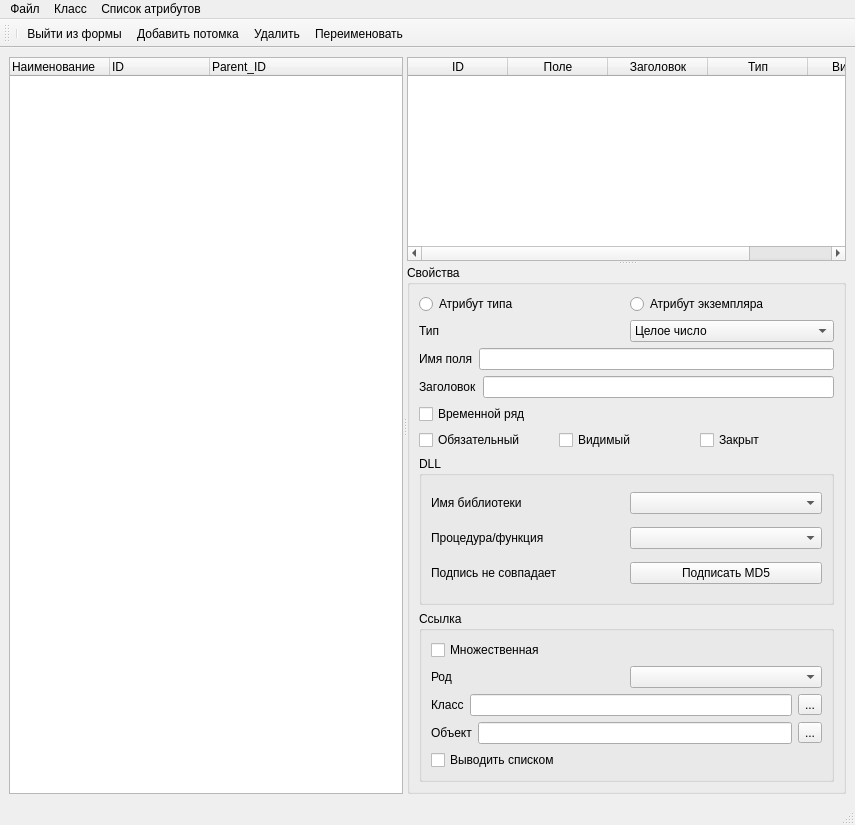
First picture: the form in EidosStudio/es_mainwindow.ui, repository VladisGol/platon-accs, before the edit.
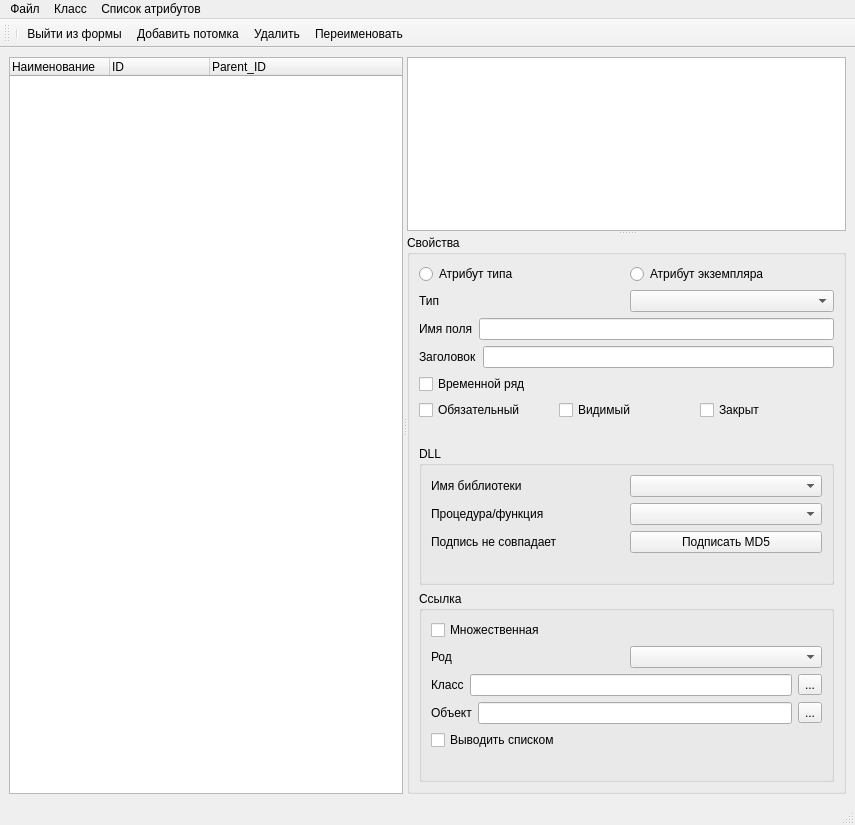
Second picture: the form after the edit. Icons and pictures are not drawn. Custom widgets are drawn as their Qt base class.

```diff
--- a/EidosStudio/es_mainwindow.ui
+++ b/EidosStudio/es_mainwindow.ui
@@ -53,33 +53,7 @@
        <property name="orientation">
         <enum>Qt::Vertical</enum>
        </property>
-       <widget class="QTableWidget" name="tableWidget_EAs">
-        <column>
-         <property name="text">
-          <string>ID</string>
-         </property>
-        </column>
-        <column>
-         <property name="text">
-          <string>Поле</string>
-         </property>
-        </column>
-        <column>
-         <property name="text">
-          <string>Заголовок</string>
-         </property>
-        </column>
-        <column>
-         <property name="text">
-          <string>Тип</string>
-         </property>
-        </column>
-        <column>
-         <property name="text">
-          <string>Видимый</string>
-         </property>
-        </column>
-       </widget>
+       <widget class="QTableWidget" name="tableWidget_EAs"/>
        <widget class="QGroupBox" name="groupBox">
         <property name="title">
          <string>Свойства</string>
@@ -114,41 +88,6 @@
            </item>
            <item>
             <widget class="QComboBox" name="comboBox_Type">
-             <item>
-              <property name="text">
-               <string>Целое число</string>
-              </property>
-             </item>
-             <item>
-              <property name="text">
-               <string>Логическое</string>
-              </property>
-             </item>
-             <item>
-              <property name="text">
-               <string>Вещественное</string>
-              </property>
-             </item>
-             <item>
-              <property name="text">
-               <string>Дата-время</string>
-              </property>
-             </item>
-             <item>
-              <property name="text">
-               <string>DLL библиотека</string>
-              </property>
-             </item>
-             <item>
-              <property name="text">
-               <string>Ссылка на тип</string>
-              </property>
-             </item>
-             <item>
-              <property name="text">
-               <string>Ссылка на экземпляр</string>
-              </property>
-             </item>
              <item>
               <property name="text">
                <string/>
@@ -218,6 +157,19 @@
            </item>
           </layout>
          </item>
+         <item>
+          <spacer name="verticalSpacer_2">
+           <property name="orientation">
+            <enum>Qt::Vertical</enum>
+           </property>
+           <property name="sizeHint" stdset="0">
+            <size>
+             <width>20</width>
+             <height>40</height>
+            </size>
+           </property>
+          </spacer>
+         </item>
          <item>
           <widget class="QGroupBox" name="groupBox_DLL">
            <property name="title">
@@ -270,6 +222,19 @@
               </item>
              </layout>
             </item>
+            <item>
+             <spacer name="verticalSpacer_3">
+              <property name="orientation">
+               <enum>Qt::Vertical</enum>
+              </property>
+              <property name="sizeHint" stdset="0">
+               <size>
+                <width>20</width>
+                <height>40</height>
+               </size>
+              </property>
+             </spacer>
+            </item>
            </layout>
           </widget>
          </item>
@@ -349,6 +314,19 @@
               </property>
              </widget>
             </item>
+            <item>
+             <spacer name="verticalSpacer">
+              <property name="orientation">
+               <enum>Qt::Vertical</enum>
+              </property>
+              <property name="sizeHint" stdset="0">
+               <size>
+                <width>20</width>
+                <height>40</height>
+               </size>
+              </property>
+             </spacer>
+            </item>
            </layout>
           </widget>
          </item>
```
